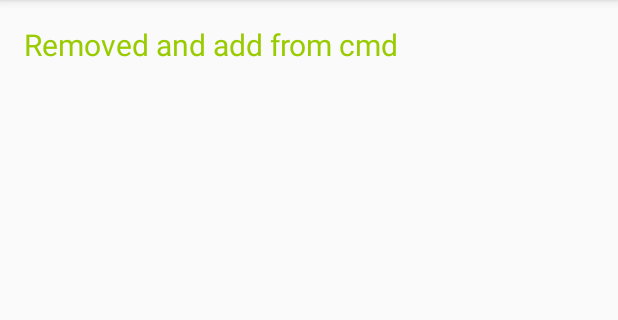
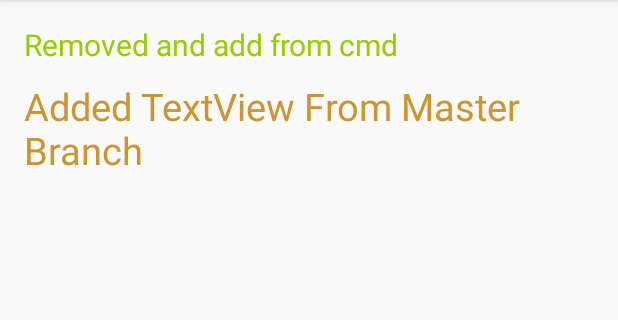
Before and after one commit to adneerav/ADGITLearn, an Android app: the screen it shows after launch (MainActivity), on a phone screen of 412 x 824 dp, the part 84-404 px from its top. Run offline under Robolectric (Android 15) with nearby library versions, the phone set to English and light mode, and no system bars.

Commit message:
new textview Master branch

```diff
--- a/app/src/main/res/layout/fragment_main.xml
+++ b/app/src/main/res/layout/fragment_main.xml
@@ -15,5 +15,11 @@
         android:textSize="20sp"
         android:layout_height="wrap_content"
         android:id="@+id/my_Textview" />
-
+    <TextView
+        android:text="Added TextView From Master Branch"
+        android:layout_width="wrap_content"
+        android:textColor="#ecca8b1d" android:layout_below="@+id/my_Textview"
+        android:textSize="25sp" android:layout_marginTop="10dp"
+        android:layout_height="wrap_content"
+        android:id="@+id/added_textview_from_master" />
 </RelativeLayout>
```
